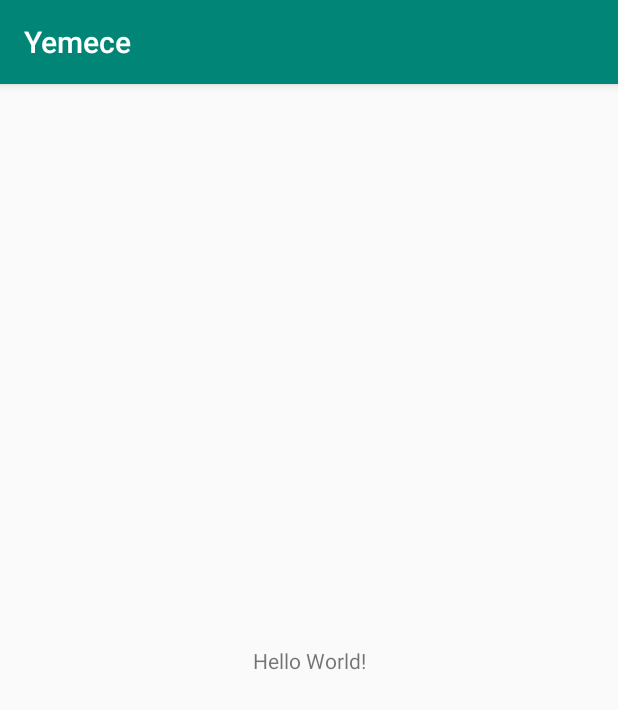
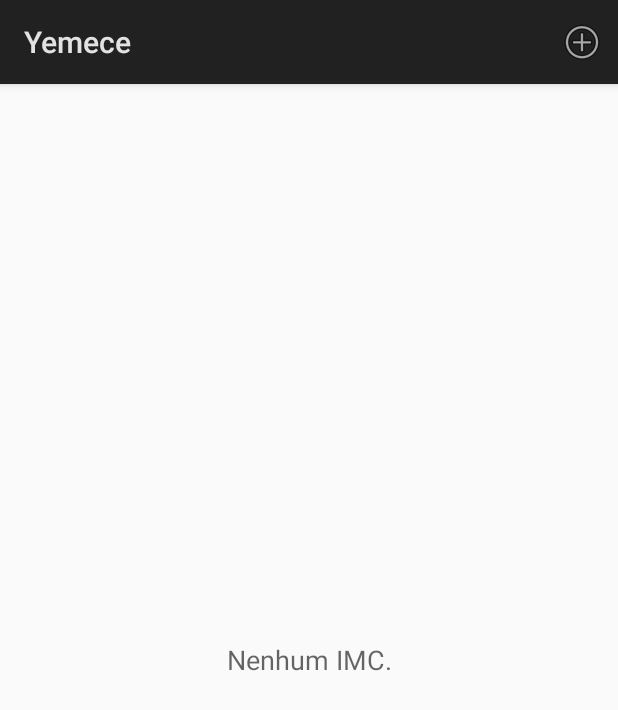
Before and after one commit to renatomsoares/Yemece, an Android app: the screen it shows after launch (MainActivity before the commit, ListImcsActivity after it), on a phone screen of 412 x 824 dp. Shown: the top 710 px of the screen. Run offline under Robolectric (Android 15) with nearby library versions, the phone set to English and light mode, and no system bars.

Commit message:
Imc CRUD operations, with delete dialog.

```diff
--- /dev/null
+++ b/app/src/main/java/com/example/yemece/activity/ListImcsActivity.java
@@ -0,0 +1,99 @@
+package com.example.yemece.activity;
+
+
+import android.app.ListActivity;
+import android.content.Intent;
+import android.os.Bundle;
+import android.view.Menu;
+import android.view.MenuItem;
+import android.view.View;
+import android.widget.AdapterView;
+import android.widget.AdapterView.OnItemLongClickListener;
+import android.widget.ListView;
+
+import com.example.yemece.R;
+import com.example.yemece.adapter.ImcsAdapter;
+import com.example.yemece.data.Imc;
+import com.example.yemece.data.ImcDAO;
+import com.example.yemece.dialog.DeleteDialog;
+
+import java.util.List;
+
+public class ListImcsActivity extends ListActivity implements OnItemLongClickListener, DeleteDialog.OnDeleteListener {
+
+    private static final int REQ_EDIT = 100;
+
+    private ImcDAO imcDAO;
+    private ImcsAdapter adapter;
+
+    @Override
+    protected void onCreate(Bundle savedInstanceState) {
+        super.onCreate(savedInstanceState);
+
+        setContentView(R.layout.activity_listimcs);
+
+        adapter = new ImcsAdapter(this);
+        setListAdapter(adapter);
+
+        getListView().setOnItemLongClickListener(this);
+
+
+        imcDAO = ImcDAO.getInstance(this);
+
+        updateList();
+    }
+
+    private void updateList() {
+        List<Imc> imcs = imcDAO.list();
+        adapter.setItems(imcs);
+    }
+
+    @Override
+    public boolean onCreateOptionsMenu(Menu menu) {
+
+        getMenuInflater().inflate(R.menu.action_listimcs, menu);
+
+        return super.onCreateOptionsMenu(menu);
+    }
+
+    @Override
+    public boolean onOptionsItemSelected(MenuItem item) {
+        if (item.getItemId() == R.id.action_add) {
+            Intent intent = new Intent(getApplicationContext(), EditImcActivity.class);
+            startActivityForResult(intent, REQ_EDIT);
+            return true;
+        }
+
+        return super.onOptionsItemSelected(item);
+    }
+
+    @Override
+    protected void onActivityResult(int requestCode, int resultCode, Intent data) {
+        if (requestCode == REQ_EDIT && resultCode == RESULT_OK) {
+            updateList();
+        }
+    }
+
+    @Override
+    protected void onListItemClick(ListView l, View v, int position, long id) {
+        Intent intent = new Intent(getApplicationContext(), EditImcActivity.class);
+        intent.putExtra("imc", adapter.getItem(position));
+        startActivityForResult(intent, REQ_EDIT);
+    }
+
+    @Override
+    public boolean onItemLongClick(AdapterView<?> adapterView, View view, int position, long id) {
+        Imc imc = adapter.getItem(position);
+
+        DeleteDialog dialog = new DeleteDialog();
+        dialog.setImc(imc);
+        dialog.show(getFragmentManager(), "deleteDialog");
+        return true;
+    }
+
+    @Override
+    public void onDelete(Imc imc) {
+        imcDAO.delete(imc);
+        updateList();
+    }
+}
--- /dev/null
+++ b/app/src/main/java/com/example/yemece/adapter/ImcsAdapter.java
@@ -0,0 +1,83 @@
+package com.example.yemece.adapter;
+
+import android.content.Context;
+import android.view.LayoutInflater;
+import android.view.View;
+import android.view.ViewGroup;
+import android.widget.BaseAdapter;
+import android.widget.TextView;
+
+import com.example.yemece.R;
+import com.example.yemece.data.Imc;
+
+import java.text.NumberFormat;
+import java.util.ArrayList;
+import java.util.List;
+import java.util.Locale;
+
+public class ImcsAdapter extends BaseAdapter {
+
+    private static final NumberFormat nf = NumberFormat.getCurrencyInstance(new Locale("pt", "BR"));
+
+    private Context context;
+    private List<Imc> imcs = new ArrayList<>();
+
+    public ImcsAdapter(Context context) {
+
+        this.context = context;
+    }
+
+    @Override
+    public int getCount() {
+        return imcs.size();
+    }
+
+    @Override
+    public Imc getItem(int position) {
+        return imcs.get(position);
+    }
+
+    @Override
+    public long getItemId(int position) {
+        return imcs.get(position).getId();
+    }
+
+    @Override
+    public View getView(int position, View convertView, ViewGroup parent) {
+        View view = convertView;
+        ViewHolder holder;
+
+        if (view == null) {
+            LayoutInflater inflater = (LayoutInflater) context.getSystemService(Context.LAYOUT_INFLATER_SERVICE);
+            view = inflater.inflate(R.layout.adapter_listimcs, parent, false);
+            holder = new ViewHolder();
+            holder.txtSituacao = view.findViewById(R.id.txt_situacao);
+            holder.txtPeso = view.findViewById(R.id.txt_peso);
+            holder.txtAltura = view.findViewById(R.id.txt_altura);
+
+            view.setTag(holder);
+
+        } else {
+            holder = (ViewHolder) view.getTag();
+        }
+
+        Imc imc = imcs.get(position);
+
+        holder.txtSituacao.setText(imc.getSituacao());
+        holder.txtPeso.setText(nf.format(imc.getPeso()));
+        holder.txtAltura.setText(nf.format(imc.getAltura()));
+
+        return view;
+    }
+
+    public void setItems(List<Imc> imcs) {
+        this.imcs = imcs;
+        notifyDataSetChanged();
+    }
+
+    private static class ViewHolder {
+        public TextView txtSituacao;
+        public TextView txtPeso;
+        public TextView txtAltura;
+    }
+}
--- /dev/null
+++ b/app/src/main/java/com/example/yemece/data/DBHelper.java
@@ -0,0 +1,48 @@
+package com.example.yemece.data;
+
+import android.content.Context;
+import android.database.sqlite.SQLiteDatabase;
+import android.database.sqlite.SQLiteOpenHelper;
+
+public class DBHelper extends SQLiteOpenHelper {
+
+    public static final String BD_NAME = "imcsdb";
+    public static final int BD_VERSION = 1;
+
+    private static String SQL_CREATE = String.format(
+            "CREATE TABLE %s (%s INTEGER PRIMARY KEY AUTOINCREMENT, " +
+                    "%s TEXT NOT NULL, %s DOUBLE NOT NULL, %s DOUBLE NOT NULL)",
+            ImcsContract.TABLE_NAME,
+            ImcsContract.Columns._ID,
+            ImcsContract.Columns.SITUACAO,
+            ImcsContract.Columns.PESO,
+            ImcsContract.Columns.ALTURA);
+
+    private static String SQL_DROP = "DROP TABLE IF EXISTS " + ImcsContract.TABLE_NAME;
+
+    private static DBHelper instance;
+
+    private DBHelper(Context context) {
+
+        super(context, BD_NAME, null, BD_VERSION);
+    }
+
+    public static DBHelper getInstance(Context context) {
+        if (instance == null) {
+            instance = new DBHelper(context);
+        }
+
+        return instance;
+    }
+
+    @Override
+    public void onCreate(SQLiteDatabase db) {
+        db.execSQL(SQL_DROP);
+        db.execSQL(SQL_CREATE);
+    }
+
+    @Override
+    public void onUpgrade(SQLiteDatabase db, int oldVersion, int newVersion) {
+        onCreate(db);
+    }
+}
--- /dev/null
+++ b/app/src/main/java/com/example/yemece/data/ImcDAO.java
@@ -0,0 +1,103 @@
+package com.example.yemece.data;
+
+import android.content.ContentValues;
+import android.content.Context;
+import android.database.Cursor;
+import android.database.sqlite.SQLiteDatabase;
+
+import java.util.ArrayList;
+import java.util.List;
+
+public class ImcDAO {
+
+    private static ImcDAO instance;
+    private SQLiteDatabase db;
+
+    private ImcDAO(Context context) {
+        DBHelper dbHelper = DBHelper.getInstance(context);
+        db = dbHelper.getWritableDatabase();
+    }
+
+    public static ImcDAO getInstance(Context context) {
+        if (instance == null) {
+            instance = new ImcDAO(context.getApplicationContext());
+        }
+
+        return instance;
+    }
+
+    public List<Imc> list() {
+        String[] columns = {
+                ImcsContract.Columns._ID,
+                ImcsContract.Columns.SITUACAO,
+                ImcsContract.Columns.PESO,
+                ImcsContract.Columns.ALTURA
+        };
+
+        List<Imc> imcs = new ArrayList<>();
+
+        try(
+                Cursor c = db.query(ImcsContract.TABLE_NAME, columns, null, null,
+                        null, null, ImcsContract.Columns.SITUACAO)) {
+
+            if (c.moveToFirst()) {
+
+                do {
+                    Imc imc = ImcDAO.fromCursor(c);
+                    imcs.add(imc);
+
+                } while(c.moveToNext());
+
+            }
+        }
+
+
+        return imcs;
+    }
+
+    public void save(Imc imc) {
+
+        ContentValues values = new ContentValues();
+        values.put(ImcsContract.Columns.SITUACAO, imc.getSituacao());
+        values.put(ImcsContract.Columns.PESO, imc.getPeso());
+        values.put(ImcsContract.Columns.ALTURA, imc.getAltura());
+
+        long id = db.insert(ImcsContract.TABLE_NAME, null, values);
+
+        imc.setId((int) id);
+    }
+
+    public void update(Imc imc) {
+
+        ContentValues values = new ContentValues();
+        values.put(ImcsContract.Columns.SITUACAO, imc.getSituacao());
+        values.put(ImcsContract.Columns.PESO, imc.getPeso());
+        values.put(ImcsContract.Columns.ALTURA, imc.getAltura());
+
+
+        db.update(
+                ImcsContract.TABLE_NAME,
+                values,
+                ImcsContract.Columns._ID + "=?",
+                new String[]{String.valueOf(imc.getId())}
+        );
+    }
+
+    public void delete(Imc imc) {
+
+        db.delete(ImcsContract.TABLE_NAME,
+                ImcsContract.Columns._ID+"=?",
+                new String[]{String.valueOf(imc.getId())}
+        );
+    }
+
+    private static Imc fromCursor(Cursor c) {
+
+        int id = c.getInt(c.getColumnIndex(ImcsContract.Columns._ID));
+        String situacao = c.getString(c.getColumnIndex(ImcsContract.Columns.SITUACAO));
+        double peso = c.getDouble(c.getColumnIndex(ImcsContract.Columns.PESO));
+        double altura = c.getDouble(c.getColumnIndex(ImcsContract.Columns.ALTURA));
+
+        return new Imc(id, situacao, peso, altura);
+    }
+}
--- /dev/null
+++ b/app/src/main/res/layout/activity_listimcs.xml
@@ -0,0 +1,20 @@
+<?xml version="1.0" encoding="utf-8"?>
+<LinearLayout xmlns:android="http://schemas.android.com/apk/res/android"
+    android:layout_width="match_parent"
+    android:layout_height="match_parent"
+    android:orientation="vertical" >
+
+    <ListView
+        android:id="@android:id/list"
+        android:layout_width="match_parent"
+        android:layout_height="match_parent" />
+
+    <TextView
+        android:id="@android:id/empty"
+        android:layout_width="match_parent"
+        android:layout_height="match_parent"
+        android:gravity="center"
+        android:text="Nenhum IMC."
+        android:textAppearance="?android:attr/textAppearanceMedium" />
+
+</LinearLayout>
--- /dev/null
+++ b/app/src/main/res/menu/action_listimcs.xml
@@ -0,0 +1,14 @@
+<?xml version="1.0" encoding="utf-8"?>
+<menu xmlns:tools="http://schemas.android.com/tools"
+    xmlns:app="http://schemas.android.com/apk/res-auto"
+    xmlns:android="http://schemas.android.com/apk/res/android" >
+
+    <item
+        android:id="@+id/action_add"
+        android:icon="@android:drawable/ic_menu_add"
+        android:showAsAction="always"
+        android:title="Adicionar"
+        app:showAsAction="always"
+        tools:ignore="AppCompatResource"></item>
+
+</menu>
--- a/app/src/main/res/values/styles.xml
+++ b/app/src/main/res/values/styles.xml
@@ -1,7 +1,7 @@
 <resources>
 
     <!-- Base application theme. -->
-    <style name="AppTheme" parent="Theme.AppCompat.Light.DarkActionBar">
+    <style name="AppTheme" parent="android:Theme.Material.Light.DarkActionBar">
         <!-- Customize your theme here. -->
         <item name="colorPrimary">@color/colorPrimary</item>
         <item name="colorPrimaryDark">@color/colorPrimaryDark</item>
```
Also changed, not shown: app/src/main/AndroidManifest.xml (+6 -1 lines), app/src/main/java/com/example/yemece/activity/EditImcActivity.java (added, +74 -0 lines), app/src/main/java/com/example/yemece/data/Imc.java (added, +58 -0 lines), app/src/main/java/com/example/yemece/data/ImcsContract.java (added, +14 -0 lines), app/src/main/java/com/example/yemece/dialog/DeleteDialog.java (added, +51 -0 lines), app/src/main/res/layout/activity_editimc.xml (added, +75 -0 lines), app/src/main/res/layout/adapter_listimcs.xml (added, +31 -0 lines), app/src/main/res/values/strings.xml (+7 -0 lines).
